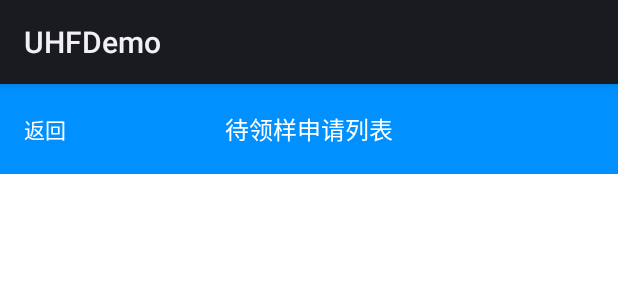
After one commit to MoMyles/RFID, an Android app: the layout activity_list.xml on its own in the app's theme, with its tools: preview values and no code run, on a phone screen of 412 x 824 dp. The commit adds this screen. Shown: the top 300 px of the screen. Run offline under Robolectric (Android 15) with nearby library versions, the phone set to English and light mode, and no system bars.

Commit message:
界面优化

```diff
--- a/app/src/main/res/layout/activity_index.xml
+++ b/app/src/main/res/layout/activity_index.xml
@@ -2,6 +2,7 @@
 <RelativeLayout xmlns:android="http://schemas.android.com/apk/res/android"
     android:layout_width="match_parent"
     android:layout_height="match_parent"
+    android:background="#fff"
     android:fitsSystemWindows="true"
     android:orientation="vertical">
 
--- /dev/null
+++ b/app/src/main/res/layout/activity_list.xml
@@ -0,0 +1,38 @@
+<?xml version="1.0" encoding="utf-8"?>
+<RelativeLayout xmlns:android="http://schemas.android.com/apk/res/android"
+    android:layout_width="match_parent"
+    android:layout_height="match_parent"
+    android:background="#fff"
+    android:fitsSystemWindows="true">
+
+    <RelativeLayout
+        android:id="@+id/top"
+        android:layout_width="match_parent"
+        android:layout_height="60dp"
+        android:background="#0090ff">
+
+        <TextView
+            android:layout_width="wrap_content"
+            android:layout_height="wrap_content"
+            android:layout_alignParentLeft="true"
+            android:layout_centerVertical="true"
+            android:layout_marginLeft="16dp"
+            android:text="返回"
+            android:textColor="#fff"
+            android:textSize="14sp" />
+
+        <TextView
+            android:layout_width="wrap_content"
+            android:layout_height="wrap_content"
+            android:layout_centerInParent="true"
+            android:text="待领样申请列表"
+            android:textColor="#fff"
+            android:textSize="16sp" />
+    </RelativeLayout>
+
+    <android.support.v7.widget.RecyclerView
+        android:id="@+id/rv_list"
+        android:layout_width="match_parent"
+        android:layout_height="match_parent"
+        android:layout_below="@id/top"></android.support.v7.widget.RecyclerView>
+</RelativeLayout>
```
Also changed, not shown: app/src/main/java/com/pugongying/uhf/ListActivity.java (added, +16 -0 lines), app/src/main/java/com/pugongying/uhf/MainActivity.java (+179 -181 lines), app/src/main/res/drawable/border_top.xml (added, +13 -0 lines), app/src/main/res/layout/activity_detail.xml (added, +78 -0 lines).
